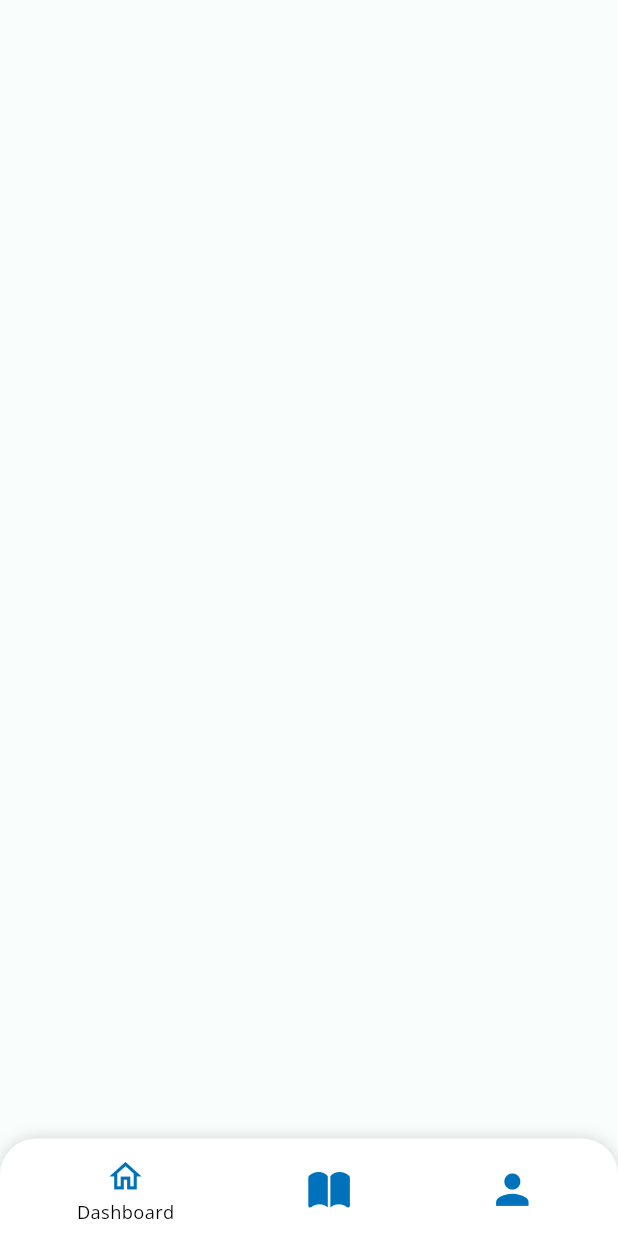
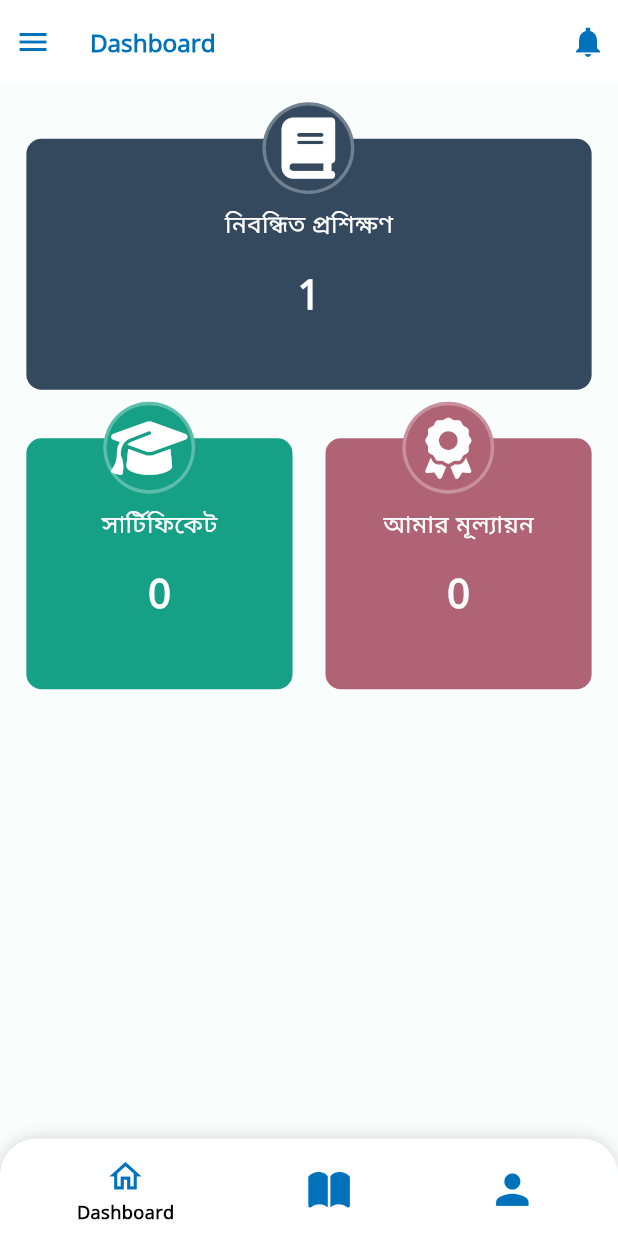
Before and after one commit to abir1h/ADB-LMS, a Flutter app: the BaseScreen screen opened by its route, on a phone screen of 412 x 824 dp. Run offline on Flutter 3.47's test engine with Material 3 defaults, Android fonts, the phone set to English and light mode, and no system bars; our stand-ins replace cached_network_image, device_info_plus, flutter_screenutil, flutter_svg, font_awesome_flutter, hive and 5 more; accounts and stored records are empty.

Commit message:
Dashboard Screen v2

```diff
--- /dev/null
+++ b/lib/src/core/common_widgets/dashboard_card_widget.dart
@@ -0,0 +1,65 @@
+import 'package:adb_mobile/src/core/constants/app_theme.dart';
+import 'package:flutter/cupertino.dart';
+import 'package:flutter/material.dart';
+import 'package:font_awesome_flutter/font_awesome_flutter.dart';
+
+class DashboardCardWidget extends StatelessWidget with AppTheme {
+  final bool? primary;
+  final Color bgColor, borderColor;
+  final Icon? icon;
+  final FaIcon? faIcon;
+  final String title, subTitle;
+  const DashboardCardWidget(
+      {super.key,
+      this.primary,
+      required this.bgColor,
+      required this.borderColor,
+       this.icon,
+      required this.title,
+      required this.subTitle,  this.faIcon});
+
+  @override
+  Widget build(BuildContext context) {
+    return Stack(
+      clipBehavior: Clip.none,
+      children: [
+        Container(
+          padding: EdgeInsets.symmetric(vertical: 45),
+          decoration: BoxDecoration(
+            borderRadius: BorderRadius.circular(size.r10),
+            color: bgColor,
+          ),
+          child: Center(
+            child: Column(
+              children: [
+                Text(
+                 title,
+                  style:
+                      TextStyle(fontWeight: FontWeight.w500, color: clr.whiteColor,fontSize: size.textSmall),
+                ),SizedBox(height: size.h16,), Text(
+                  subTitle,
+                  style:
+                      TextStyle(fontWeight: FontWeight.w900, color: clr.whiteColor,fontSize: size.textXLarge),
+                ),
+              ],
+            ),
+          ),
+        ),
+        Positioned(
+          top: -size.h24,
+          right: primary != null ? size.w56 + size.w56 + size.w32 : size.h64,
+          child: Container(
+            padding: EdgeInsets.all(size.w2),
+            decoration: BoxDecoration(
+                shape: BoxShape.circle, color: borderColor),
+            child: CircleAvatar(
+              radius: size.r28,
+              backgroundColor: bgColor,
+              child: icon ?? faIcon,
+            ),
+          ),
+        ),
+      ],
+    );
+  }
+}
--- a/lib/src/core/constants/app_theme.dart
+++ b/lib/src/core/constants/app_theme.dart
@@ -20,6 +20,12 @@ class ThemeColor {
   Color get appSecondaryColorPink => HexColor("BB009C");
   Color get scaffoldBackgroundColor => HexColor("F9FEFD");
   Color get secondaryBackgroundColor => HexColor("FFFEFE");
+  Color get cardColor1 => HexColor("34495E");
+  Color get cardColorBorder1 => HexColor("71808F");
+  Color get cardColor2 => HexColor("16A085");
+  Color get cardColorBorder2 => HexColor("5CBDAA");
+  Color get cardColor3 => HexColor("B16376");
+  Color get cardColorBorder3 => HexColor("C8919E");
 
   Color get whiteColor => HexColor("FFFFFF");
   Color get shadeWhiteColor => HexColor("FDFDFD");
@@ -69,7 +75,7 @@ class ThemeColor {
   Color get cardFillColorCruise => HexColor("B3E0DD");
   Color get cardFillColorAliceBlue => HexColor("F0FCF9");
   Color get cardFillColorMintCream => HexColor("F9FFFD");
-  Color get cardFillColorOlive=> HexColor("DEEEC6");
+  Color get cardFillColorOlive => HexColor("DEEEC6");
   Color get drawerFillColor => HexColor("E6F8F4");
 
   Color get clickableLinkColor => HexColor("4A88FF");
--- a/lib/src/core/routes/app_route.dart
+++ b/lib/src/core/routes/app_route.dart
@@ -1,6 +1,7 @@
 import 'package:adb_mobile/src/feature/authentication/presentation/screens/login_screen.dart';
 import 'package:adb_mobile/src/feature/authentication/presentation/screens/registration_screen.dart';
 import 'package:adb_mobile/src/feature/base/presentation/screens/base_screen.dart';
+import 'package:adb_mobile/src/feature/dashboard/presentation/screens/dashboard_screen.dart';
 import 'package:flutter/material.dart';
 
 import '../../feature/landing/presentation/screens/landing_screen.dart';
@@ -14,6 +15,7 @@ class AppRoute {
   static const String landingScreen = "landingScreen";
   static const String regScreen = "regScreen";
   static const String baseScreen = "baseScreen";
+  static const String dashboardScreen = "dashboardScreen";
 }
 
 mixin RouteGenerator {
@@ -33,6 +35,8 @@ mixin RouteGenerator {
             return const RegistrationScreen();
           case AppRoute.baseScreen:
             return const BaseScreen();
+          case AppRoute.dashboardScreen:
+            return const DashboardScreen();
 
           default:
             return const SplashScreen();
--- a/lib/src/feature/base/presentation/screens/base_screen.dart
+++ b/lib/src/feature/base/presentation/screens/base_screen.dart
@@ -1,3 +1,4 @@
+import 'package:adb_mobile/src/feature/dashboard/presentation/screens/dashboard_screen.dart';
 import 'package:flutter/cupertino.dart';
 import 'package:flutter/material.dart';
 
@@ -38,7 +39,7 @@ class _BaseScreenState extends State<BaseScreen>
               scrollDirection: Axis.horizontal,
               itemBuilder: (context, index) {
                 if (index == 0) {
-                  return Container(
+                  return DashboardScreen(
                     key: ObjectKey(DateTime.now()),
                   );
                 } else if (index == 1) {
@@ -235,7 +236,7 @@ class _NavButtonItemState extends State<NavButtonItem> with AppTheme {
                   style: TextStyle(
                     color: clr.blackColor,
                     fontSize: size.textXXSmall,
-                    fontWeight: FontWeight.w500,
+                    fontWeight: FontWeight.w900,
                   ),
                 ),
               ),
--- /dev/null
+++ b/lib/src/feature/dashboard/presentation/screens/dashboard_screen.dart
@@ -0,0 +1,147 @@
+import 'package:adb_mobile/src/core/common_widgets/custom_button.dart';
+import 'package:adb_mobile/src/core/common_widgets/drawer_widget.dart';
+import 'package:adb_mobile/src/core/constants/common_imports.dart';
+import 'package:adb_mobile/src/feature/landing/presentation/services/landing_screen_service.dart';
+import 'package:flutter/cupertino.dart';
+import 'package:flutter/material.dart';
+import 'package:font_awesome_flutter/font_awesome_flutter.dart';
+
+import '../../../../core/common_widgets/dashboard_card_widget.dart';
+import '../../../../core/constants/app_theme.dart';
+import '../../../../core/constants/image_assets.dart';
+import '../../../../core/routes/app_route.dart';
+import '../../../../core/constants/language.dart';
+import '../services/dashboard_screen_service.dart';
+
+class DashboardScreen extends StatefulWidget {
+  const DashboardScreen({super.key});
+
+  @override
+  State<DashboardScreen> createState() => _DashboardScreenState();
+}
+
+class _DashboardScreenState extends State<DashboardScreen>
+    with AppTheme, Language, DashboardScreenService {
+  @override
+  void initState() {
+    super.initState();
+    // _callMethod();
+  }
+
+  _callMethod() async {
+    // ResponseEntity responseEntity = await getAuthors();
+    // print(responseEntity.message);
+  }
+
+  @override
+  Widget build(BuildContext context) {
+    return Scaffold(
+      backgroundColor: clr.scaffoldBackgroundColor,
+      drawer: DrawerWidget(),
+      appBar: AppBar(
+        leading: IconButton(
+          onPressed: () {
+            Scaffold.of(context).openDrawer();
+          },
+          icon: Icon(
+            Icons.menu,
+            color: clr.appPrimaryColorBlue,
+          ),
+        ),
+        automaticallyImplyLeading: false,
+        leadingWidth: size.w40,
+        title: Text(
+          "Dashboard",
+          style: TextStyle(
+              fontWeight: FontWeight.w600,
+              fontSize: size.textSmall,
+              color: clr.appPrimaryColorBlue),
+        ),
+        actions: [
+          Padding(
+            padding: const EdgeInsets.all(8.0),
+            child: Icon(
+              Icons.notifications_sharp,
+              color: clr.appPrimaryColorBlue,
+            ),
+          )
+        ],
+      ),
+      body: SingleChildScrollView(
+        padding: EdgeInsets.symmetric(horizontal: size.w16, vertical: size.h12),
+        physics: const BouncingScrollPhysics(),
+        child: Column(
+          mainAxisAlignment: MainAxisAlignment.start,
+          crossAxisAlignment: CrossAxisAlignment.start,
+          children: [
+            SizedBox(
+              height: size.h24,
+            ),
+            Row(
+              children: [
+                Expanded(
+                    child: DashboardCardWidget(
+                  primary: true,
+                  title: 'নিবন্ধিত প্রশিক্ষণ',
+                  subTitle: '1',
+                  bgColor: clr.cardColor1,
+                  borderColor: clr.cardColorBorder1,
+                  faIcon: FaIcon(
+                    FontAwesomeIcons.book,
+                    size: size.h40,
+                  ),
+                )),
+              ],
+            ),
+            SizedBox(
+              height: size.h32,
+            ),
+            Row(
+              children: [
+                Expanded(
+                    child: DashboardCardWidget(
+                  title: 'সার্টিফিকেট',
+                  subTitle: '0',
+                  bgColor: clr.cardColor2,
+                  borderColor: clr.cardColorBorder2,
+                  faIcon: FaIcon(
+                    FontAwesomeIcons.graduationCap,
+                    size: size.h40,
+                  ),
+                )),
+                SizedBox(
+                  width: size.w20,
+                ),
+                Expanded(
+                    child: DashboardCardWidget(
+                  title: 'আমার মূল্যায়ন',
+                  subTitle: '0',
+                  bgColor: clr.cardColor3,
+                  borderColor: clr.cardColorBorder3,
+                  faIcon: FaIcon(
+                    FontAwesomeIcons.award,
+                    size: size.h40,
+                  ),
+                )),
+              ],
+            ),
+          ],
+        ),
+      ),
+    );
+  }
+
+  @override
+  void navigateToLoginScreen() {
+    Navigator.of(context).pushNamed(
+      AppRoute.loginScreen,
+    );
+  }
+
+  @override
+  void navigateToSignUpScreen() {
+    Navigator.of(context).pushNamed(
+      AppRoute.regScreen,
+    );
+  }
+}
--- /dev/null
+++ b/lib/src/feature/dashboard/presentation/services/dashboard_screen_service.dart
@@ -0,0 +1,20 @@
+import 'package:flutter/material.dart';
+
+
+abstract class _ViewModel {
+  void navigateToLoginScreen();
+  void navigateToSignUpScreen();
+}
+
+mixin DashboardScreenService implements _ViewModel {
+  late _ViewModel _view;
+
+  ///Service configurations
+  @override
+  void initState() {
+    _view = this;
+
+  }
+
+
+}
--- a/pubspec.yaml
+++ b/pubspec.yaml
@@ -28,7 +28,7 @@ dependencies:
   permission_handler: ^11.3.1
   device_info_plus: ^10.1.1
   open_filex: ^4.4.0
-
+  font_awesome_flutter: ^10.7.0
 dev_dependencies:
   flutter_test:
     sdk: flutter
```
Also changed, not shown: lib/src/feature/dashboard/data/data_sources/remote/feature_data_source.dart (added), lib/src/feature/dashboard/data/mapper/feature_mapper.dart (added), lib/src/feature/dashboard/data/models/feature_model.dart (added), lib/src/feature/dashboard/data/repositories/feature_repository_imp.dart (added), lib/src/feature/dashboard/domain/entities/feature_entity.dart (added), lib/src/feature/dashboard/domain/repositories/feature_repository.dart (added), lib/src/feature/dashboard/domain/use_cases/feature_use_case.dart (added), pubspec.lock.
